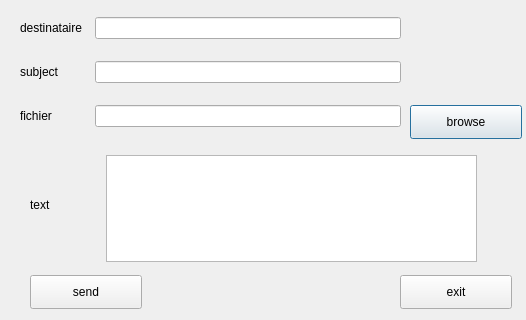
firastourki99/smartgarage, file dialog_email.ui: the form before one commit; both pictures show x 0 to 526 and y 225 to 545 of the 526 by 545 pixel window.
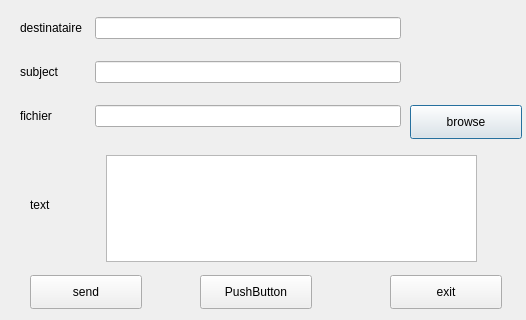
The form after the commit.

Patch:
```diff
--- a/dialog_email.ui
+++ b/dialog_email.ui
@@ -52,7 +52,7 @@
   <widget class="QPushButton" name="exitBtn">
    <property name="geometry">
     <rect>
-     <x>400</x>
+     <x>390</x>
      <y>500</y>
      <width>112</width>
      <height>34</height>
@@ -165,6 +165,19 @@
     </item>
    </layout>
   </widget>
+  <widget class="QPushButton" name="pushButton">
+   <property name="geometry">
+    <rect>
+     <x>200</x>
+     <y>500</y>
+     <width>112</width>
+     <height>34</height>
+    </rect>
+   </property>
+   <property name="text">
+    <string>PushButton</string>
+   </property>
+  </widget>
  </widget>
  <resources/>
  <connections/>
```
